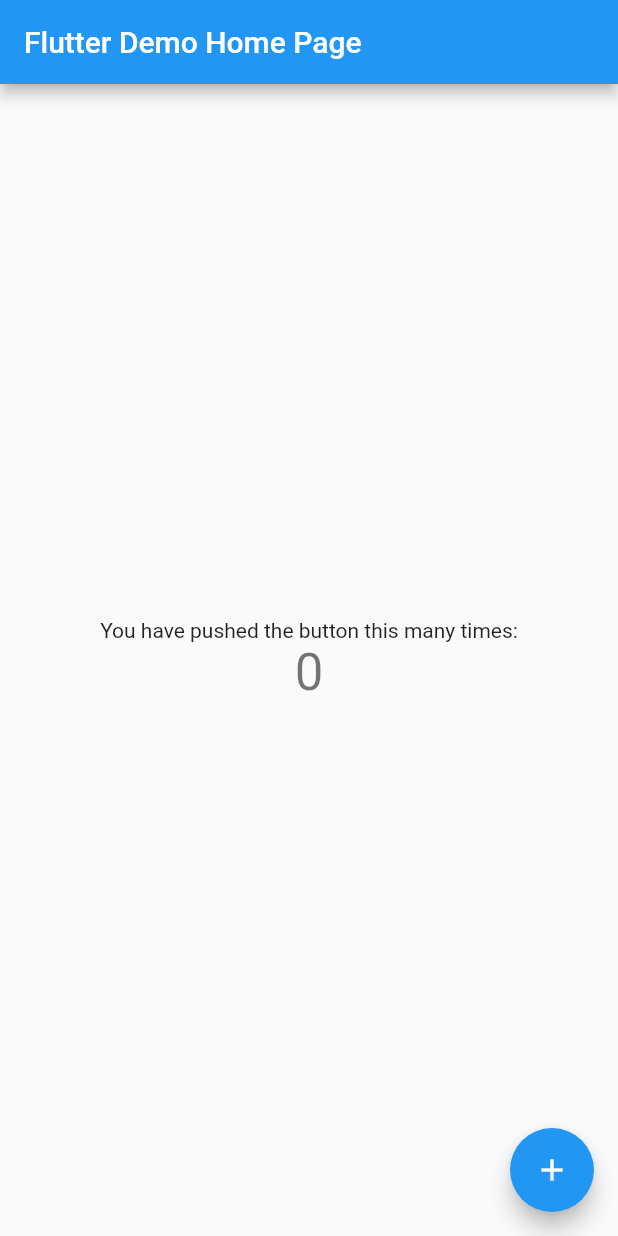
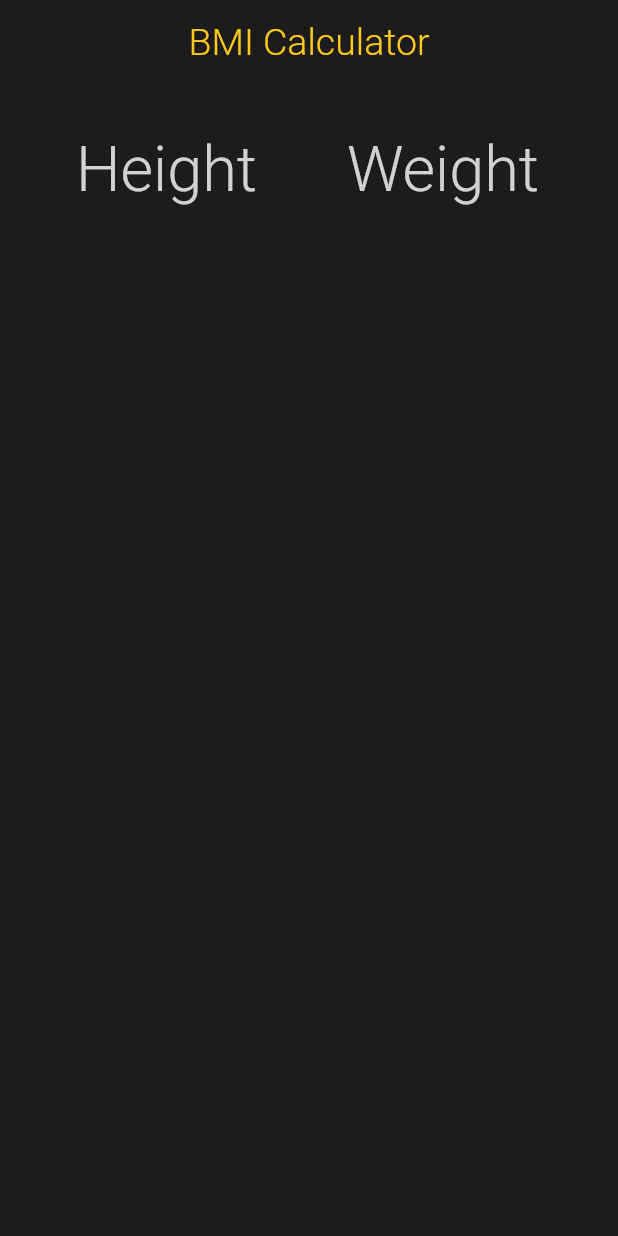
Before and after one commit to hamidhosen42/Flutter-BMI-Calculator, a Flutter app: the screen it shows after launch, on a phone screen of 412 x 824 dp. Run offline on Flutter 3.47's test engine with Material 2 defaults, Android fonts, the phone set to English and light mode, and no system bars; our stand-ins replace hexcolor.

Commit message:
add-home-page

```diff
--- /dev/null
+++ b/lib/constants/app_constants.dart
@@ -0,0 +1,5 @@
+import 'package:flutter/animation.dart';
+import 'package:hexcolor/hexcolor.dart';
+
+final Color mainHexColor = HexColor("#1C1C1C");
+final Color accentHexColor = HexColor("#FCC91C");
--- a/lib/main.dart
+++ b/lib/main.dart
@@ -1,115 +1,23 @@
+// ignore_for_file: prefer_const_constructors
+import 'package:bmi_calculator/screen/home.dart';
 import 'package:flutter/material.dart';
 
-void main() {
-  runApp(const MyApp());
+void main(List<String> args) {
+  runApp(MyApp());
 }
 
 class MyApp extends StatelessWidget {
   const MyApp({super.key});
 
-  // This widget is the root of your application.
   @override
   Widget build(BuildContext context) {
     return MaterialApp(
-      title: 'Flutter Demo',
+      debugShowCheckedModeBanner: false,
+      title: "BMI Calculator",
       theme: ThemeData(
-        // This is the theme of your application.
-        //
-        // Try running your application with "flutter run". You'll see the
-        // application has a blue toolbar. Then, without quitting the app, try
-        // changing the primarySwatch below to Colors.green and then invoke
-        // "hot reload" (press "r" in the console where you ran "flutter run",
-        // or simply save your changes to "hot reload" in a Flutter IDE).
-        // Notice that the counter didn't reset back to zero; the application
-        // is not restarted.
-        primarySwatch: Colors.blue,
-      ),
-      home: const MyHomePage(title: 'Flutter Demo Home Page'),
+          primarySwatch: Colors.yellow,
+          visualDensity: VisualDensity.adaptivePlatformDensity),
+      home: SafeArea(child: HomeScreen()),
     );
   }
 }
-
-class MyHomePage extends StatefulWidget {
-  const MyHomePage({super.key, required this.title});
-
-  // This widget is the home page of your application. It is stateful, meaning
-  // that it has a State object (defined below) that contains fields that affect
-  // how it looks.
-
-  // This class is the configuration for the state. It holds the values (in this
-  // case the title) provided by the parent (in this case the App widget) and
-  // used by the build method of the State. Fields in a Widget subclass are
-  // always marked "final".
-
-  final String title;
-
-  @override
-  State<MyHomePage> createState() => _MyHomePageState();
-}
-
-class _MyHomePageState extends State<MyHomePage> {
-  int _counter = 0;
-
-  void _incrementCounter() {
-    setState(() {
-      // This call to setState tells the Flutter framework that something has
-      // changed in this State, which causes it to rerun the build method below
-      // so that the display can reflect the updated values. If we changed
-      // _counter without calling setState(), then the build method would not be
-      // called again, and so nothing would appear to happen.
-      _counter++;
-    });
-  }
-
-  @override
-  Widget build(BuildContext context) {
-    // This method is rerun every time setState is called, for instance as done
-    // by the _incrementCounter method above.
-    //
-    // The Flutter framework has been optimized to make rerunning build methods
-    // fast, so that you can just rebuild anything that needs updating rather
-    // than having to individually change instances of widgets.
-    return Scaffold(
-      appBar: AppBar(
-        // Here we take the value from the MyHomePage object that was created by
-        // the App.build method, and use it to set our appbar title.
-        title: Text(widget.title),
-      ),
-      body: Center(
-        // Center is a layout widget. It takes a single child and positions it
-        // in the middle of the parent.
-        child: Column(
-          // Column is also a layout widget. It takes a list of children and
-          // arranges them vertically. By default, it sizes itself to fit its
-          // children horizontally, and tries to be as tall as its parent.
-          //
-          // Invoke "debug painting" (press "p" in the console, choose the
-          // "Toggle Debug Paint" action from the Flutter Inspector in Android
-          // Studio, or the "Toggle Debug Paint" command in Visual Studio Code)
-          // to see the wireframe for each widget.
-          //
-          // Column has various properties to control how it sizes itself and
-          // how it positions its children. Here we use mainAxisAlignment to
-          // center the children vertically; the main axis here is the vertical
-          // axis because Columns are vertical (the cross axis would be
-          // horizontal).
-          mainAxisAlignment: MainAxisAlignment.center,
-          children: <Widget>[
-            const Text(
-              'You have pushed the button this many times:',
-            ),
-            Text(
-              '$_counter',
-              style: Theme.of(context).textTheme.headline4,
-            ),
-          ],
-        ),
-      ),
-      floatingActionButton: FloatingActionButton(
-        onPressed: _incrementCounter,
-        tooltip: 'Increment',
-        child: const Icon(Icons.add),
-      ), // This trailing comma makes auto-formatting nicer for build methods.
-    );
-  }
-}
--- /dev/null
+++ b/lib/screen/home.dart
@@ -0,0 +1,82 @@
+// ignore_for_file: prefer_const_constructors, prefer_const_literals_to_create_immutables, sized_box_for_whitespace, sort_child_properties_last
+
+import 'package:bmi_calculator/constants/app_constants.dart';
+import 'package:flutter/material.dart';
+
+class HomeScreen extends StatefulWidget {
+  const HomeScreen({super.key});
+
+  @override
+  State<HomeScreen> createState() => _HomeScreenState();
+}
+
+class _HomeScreenState extends State<HomeScreen> {
+  @override
+  Widget build(BuildContext context) {
+    return Scaffold(
+      backgroundColor: mainHexColor,
+      appBar: AppBar(
+        title: Text(
+          "BMI Calculator",
+          style: TextStyle(
+              color: accentHexColor, fontWeight: FontWeight.w300, fontSize: 25),
+        ),
+        backgroundColor: Colors.transparent,
+        elevation: 0,
+        centerTitle: true,
+      ),
+      body: SingleChildScrollView(
+        child: Column(
+          children: [
+            SizedBox(
+              height: 20,
+            ),
+            Row(
+              mainAxisAlignment: MainAxisAlignment.spaceEvenly,
+              children: [
+                Container(
+                  width: 130,
+                  child: TextField(
+                    style: TextStyle(
+                      fontSize: 42,
+                      color: accentHexColor,
+                      fontWeight: FontWeight.w300,
+                    ),
+                    keyboardType: TextInputType.number,
+                    decoration: InputDecoration(
+                      border: InputBorder.none,
+                      hintText: "Height",
+                      hintStyle: TextStyle(
+                        fontSize: 42,
+                        color: Colors.white.withOpacity(0.8),
+                      ),
+                    ),
+                  ),
+                ),
+                Container(
+                  width: 130,
+                  child: TextField(
+                    style: TextStyle(
+                      fontSize: 42,
+                      color: accentHexColor,
+                      fontWeight: FontWeight.w300,
+                    ),
+                    keyboardType: TextInputType.number,
+                    decoration: InputDecoration(
+                      border: InputBorder.none,
+                      hintText: "Weight",
+                      hintStyle: TextStyle(
+                        fontSize: 42,
+                        color: Colors.white.withOpacity(0.8),
+                      ),
+                    ),
+                  ),
+                ),
+              ],
+            ),
+          ],
+        ),
+      ),
+    );
+  }
+}
--- a/pubspec.yaml
+++ b/pubspec.yaml
@@ -31,6 +31,7 @@ environment:
 dependencies:
   flutter:
     sdk: flutter
+  hexcolor: any
 
 
   # The following adds the Cupertino Icons font to your application.
```
Also changed, not shown: lib/widgets/left_bar.dart (added, +27 -0 lines), lib/widgets/right_bar.dart (added, +27 -0 lines), pubspec.lock.
